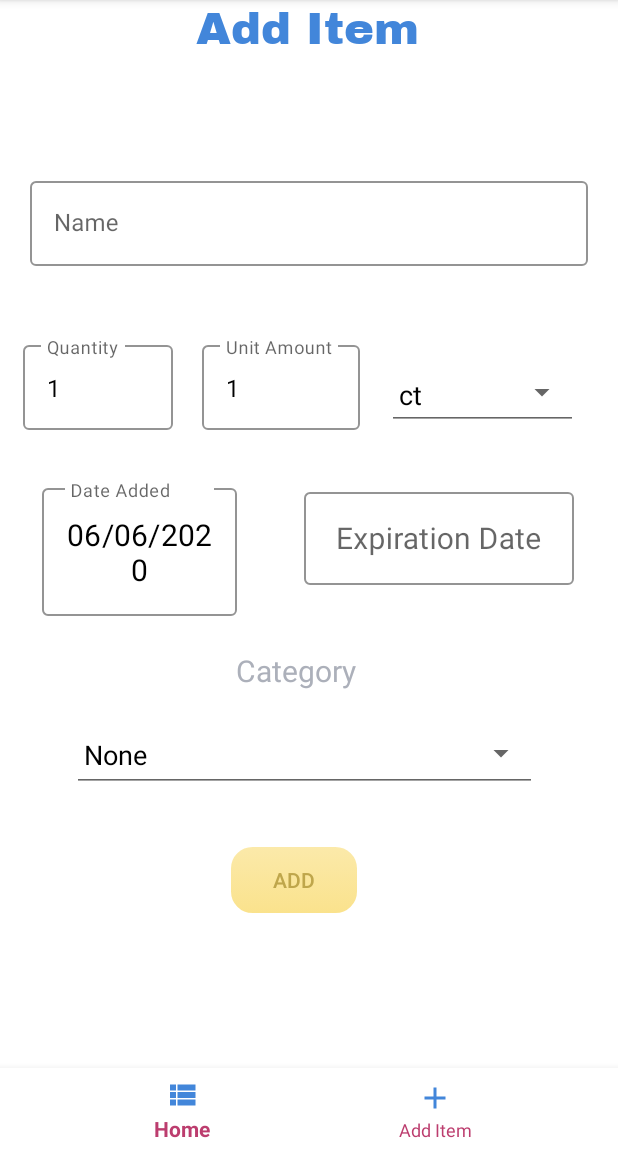
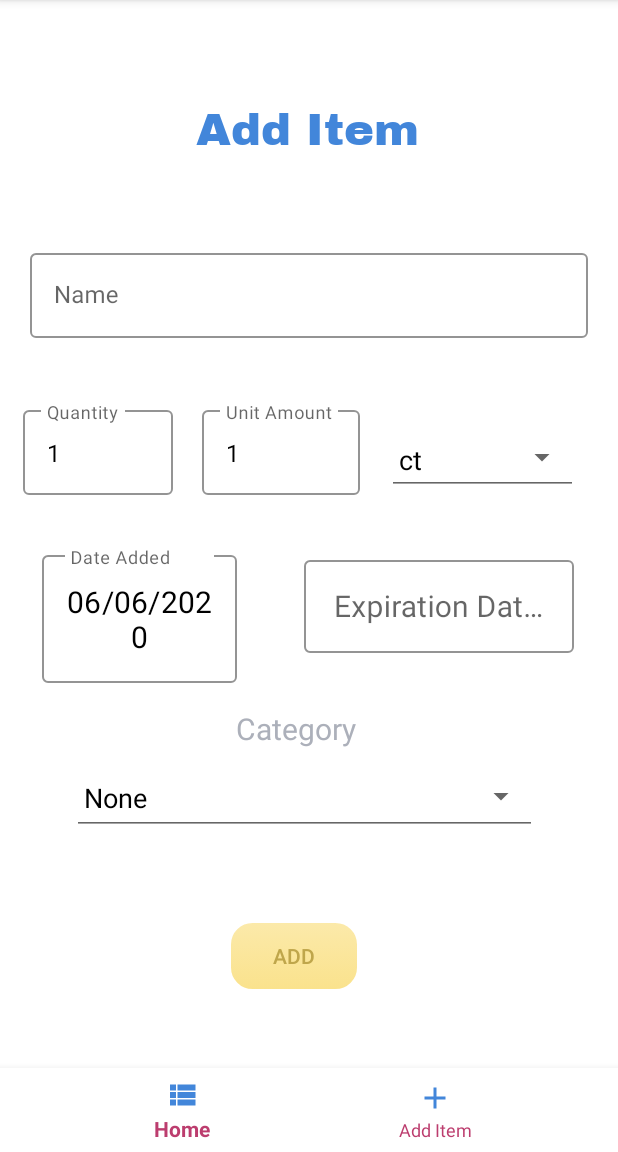
Before and after one commit to zeel107/FridgeButler, an Android app: the fragment AddFragment placed in its activity, on a phone screen of 412 x 824 dp, the part 84-1236 px from its top. Run offline under Robolectric (Android 15) with nearby library versions, the phone set to English and light mode, and no system bars; our stand-ins replace data binding; Roboto replaces fonts that are not available here; 1 statement that could not run was skipped.

Commit message:
Changed the spacing

```diff
--- a/FoodTracker3/app/src/main/res/layout/fragment_add.xml
+++ b/FoodTracker3/app/src/main/res/layout/fragment_add.xml
@@ -76,7 +76,7 @@
             app:layout_constraintHorizontal_bias="0.1"
             app:layout_constraintStart_toStartOf="parent"
             app:layout_constraintTop_toBottomOf="@+id/quantityTextInputLayout"
-            app:layout_constraintVertical_bias="0.1">
+            app:layout_constraintVertical_bias="0.12">
 
             <com.google.android.material.textfield.TextInputEditText
                 android:id="@+id/tv_dateAdded"
@@ -119,7 +119,7 @@
             app:layout_constraintBottom_toTopOf="@+id/add_button"
             app:layout_constraintStart_toStartOf="parent"
             app:layout_constraintTop_toBottomOf="@+id/category_text"
-            app:layout_constraintVertical_bias="0.317" />
+            app:layout_constraintVertical_bias="0.1" />
 
         <com.google.android.material.textfield.TextInputLayout
             android:id="@+id/unitAmountInputLayout"
@@ -162,22 +162,22 @@
             app:layout_constraintHorizontal_bias="0.498"
             app:layout_constraintStart_toStartOf="parent"
             app:layout_constraintTop_toTopOf="parent"
-            app:layout_constraintVertical_bias="0.0" />
+            app:layout_constraintVertical_bias="0.1" />
 
         <com.google.android.material.textfield.TextInputLayout
             android:id="@+id/nameTextInputLayout"
             style="@style/Widget.MaterialComponents.TextInputLayout.OutlinedBox"
             android:layout_width="match_parent"
             android:layout_height="wrap_content"
+            android:layout_margin="20dp"
             android:hint="Name"
-            android:layout_margin="20dp"
             app:boxStrokeColor="@color/colorPrimary"
             app:layout_constraintBottom_toBottomOf="parent"
             app:layout_constraintEnd_toEndOf="parent"
             app:layout_constraintHorizontal_bias="0.0"
             app:layout_constraintStart_toStartOf="parent"
             app:layout_constraintTop_toBottomOf="@+id/title_text"
-            app:layout_constraintVertical_bias="0.1">
+            app:layout_constraintVertical_bias="0.075">
 
             <com.google.android.material.textfield.TextInputEditText
                 android:id="@+id/name_input"
@@ -222,7 +222,7 @@
             style="@style/Widget.MaterialComponents.TextInputLayout.OutlinedBox"
             android:layout_width="180dp"
             android:layout_height="wrap_content"
-            android:hint="Expiration Date"
+            android:hint="Expiration Date             "
 
             app:boxStrokeColor="@color/colorPrimary"
             app:layout_constraintBottom_toBottomOf="parent"
@@ -230,7 +230,7 @@
             app:layout_constraintHorizontal_bias="0.6"
             app:layout_constraintStart_toEndOf="@+id/dateInputLayout"
             app:layout_constraintTop_toBottomOf="@+id/unitAmountInputLayout"
-            app:layout_constraintVertical_bias="0.1">
+            app:layout_constraintVertical_bias="0.12">
 
             <com.google.android.material.textfield.TextInputEditText
                 android:id="@+id/tv_expirationDate"
@@ -239,7 +239,6 @@
                 android:clickable="true"
                 android:focusable="false"
                 android:gravity="center_horizontal|center_vertical"
-                android:hint=""
                 android:inputType="none"
                 android:longClickable="false"
                 android:text='@{editProduct == null ? "" : com.example.foodtracker3.DatabaseHelper.date_toAppStr(editProduct.expiration_date) }'
@@ -258,9 +257,10 @@
             android:visibility='@{(editProduct == null) ? View.GONE : View.VISIBLE}'
             app:layout_constraintBottom_toBottomOf="parent"
             app:layout_constraintEnd_toEndOf="parent"
-            app:layout_constraintHorizontal_bias="0.275"
+            app:layout_constraintHorizontal_bias="0.284"
             app:layout_constraintStart_toStartOf="parent"
-            app:layout_constraintTop_toBottomOf="@+id/category_text" />
+            app:layout_constraintTop_toBottomOf="@+id/category_text"
+            app:layout_constraintVertical_bias="0.69" />
 
         <Button
             android:id="@+id/add_button"
@@ -274,7 +274,8 @@
             app:layout_constraintEnd_toEndOf="parent"
             app:layout_constraintHorizontal_bias="0.47"
             app:layout_constraintStart_toStartOf="parent"
-            app:layout_constraintTop_toBottomOf="@+id/category_text" />
+            app:layout_constraintTop_toBottomOf="@+id/category_text"
+            app:layout_constraintVertical_bias="0.694" />
 
         <Button
             android:id="@+id/save_button"
@@ -288,7 +289,8 @@
             app:layout_constraintEnd_toEndOf="parent"
             app:layout_constraintHorizontal_bias="0.671"
             app:layout_constraintStart_toStartOf="parent"
-            app:layout_constraintTop_toBottomOf="@+id/category_text" />
+            app:layout_constraintTop_toBottomOf="@+id/category_text"
+            app:layout_constraintVertical_bias="0.694" />
 
         <Spinner
             android:id="@+id/unit_input"
```
